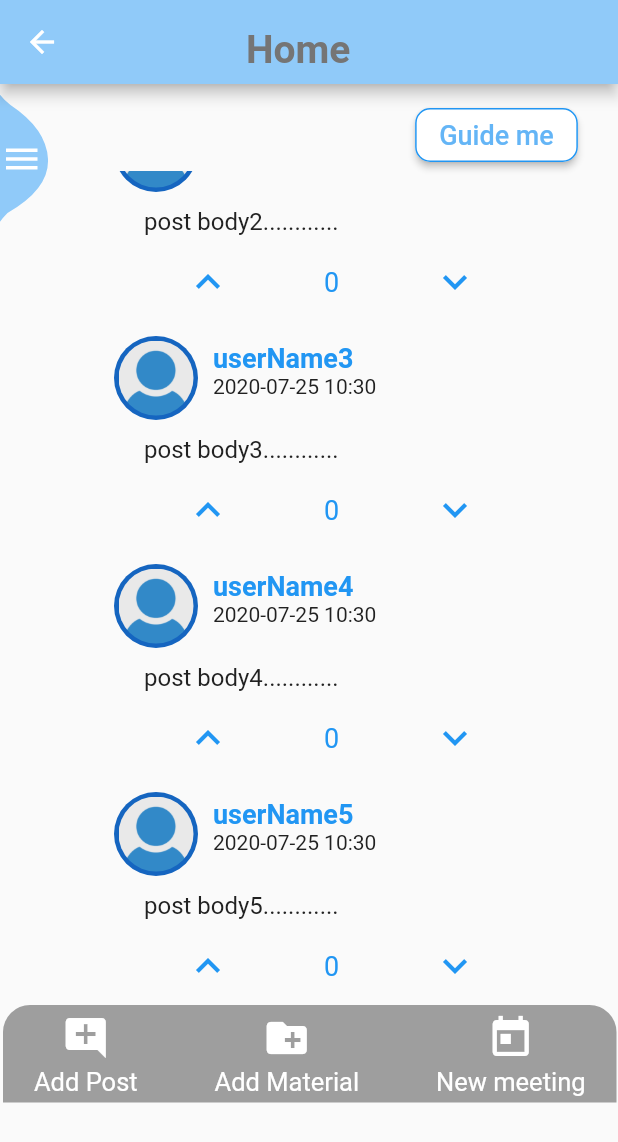
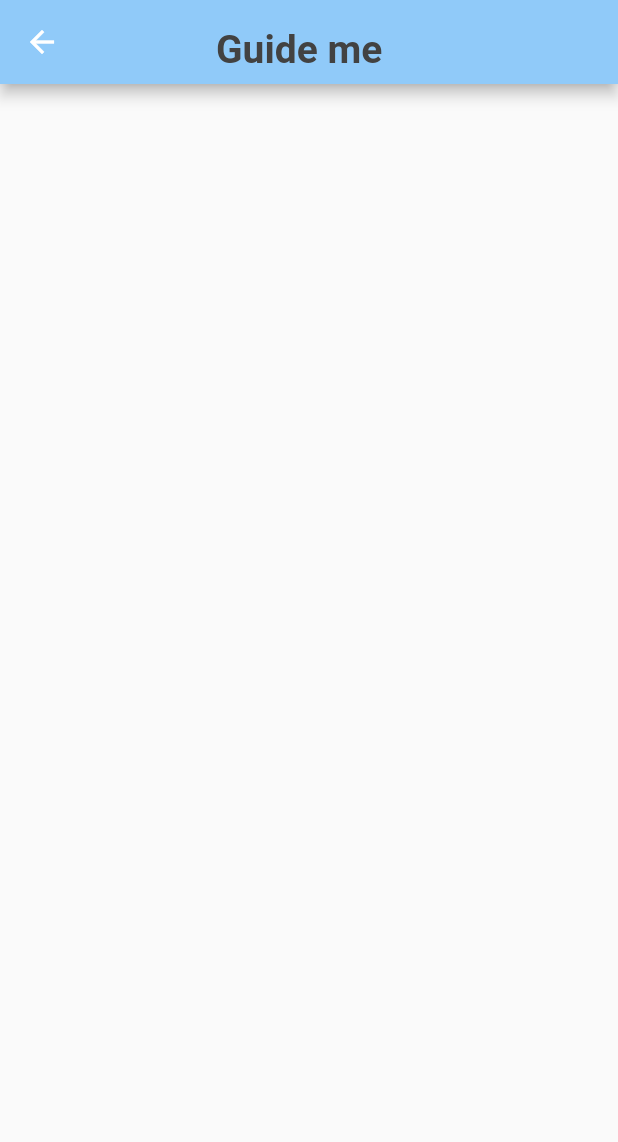
Before and after one commit to MohamedAdel0-0/grad_project, a Flutter app: the home screen opened directly, scrolled down 204 dp, after a tap on "Guide me", on a phone screen of 412 x 824 dp. Shown: the top 1142 px of the screen. Run offline on Flutter 3.47's test engine with Material 2 defaults, Android fonts, the light colour scheme and no system bars; our stand-ins replace page_transition, rxdart, simple_animations.

Commit message:
front & back end

```diff
--- /dev/null
+++ b/lib/screens/guide_me.dart
@@ -0,0 +1,42 @@
+import 'package:flutter/material.dart';
+
+
+
+class guide_me extends StatefulWidget {
+
+  @override
+  _guide_meState createState() => _guide_meState();
+
+}
+
+class _guide_meState extends State<guide_me> {
+
+  var _items = [' ','CS                                        ','IS                                        ',
+    'MG                                        ','SE                                        ',] ;
+  var _selected = ' ';
+
+  @override
+  Widget build(BuildContext context) {
+    return Scaffold(
+      appBar: AppBar(
+        backgroundColor: Colors.blue[200],
+        title: Container(
+          padding: EdgeInsets.only(left: 72,top: 10),
+          child: Text('Guide me',style: TextStyle(
+              color: Colors.grey[800],
+              fontSize: 26,
+              fontWeight: FontWeight.bold
+          ),),
+        ),
+
+      ),
+      body: Column(
+        crossAxisAlignment: CrossAxisAlignment.center,
+        children: <Widget>[
+
+
+        ],
+      ),
+    );
+  }
+}
--- a/lib/screens/home.dart
+++ b/lib/screens/home.dart
@@ -4,6 +4,7 @@ import 'package:flutter/material.dart';
 import 'package:flutter/painting.dart';
 import 'package:grad_project/screens/addmaterial.dart';
 import 'package:grad_project/screens/addpost.dart';
+import 'package:grad_project/screens/guide_me.dart';
 import 'package:grad_project/screens/newmeeting.dart';
 import 'slide_bar.dart';
 import 'postForm.dart';
@@ -72,7 +73,9 @@ class home extends StatelessWidget {
                                 color: Colors.blue,)
                           ),
                           onPressed: () {
-
+                            Navigator.push(context, MaterialPageRoute(builder: (context){
+                              return guide_me();
+                            }));
                           },
                         ),
                       ),
@@ -83,11 +86,11 @@ class home extends StatelessWidget {
                         child: ListView(
                           children: <Widget>[
 
-                            post("userName", null, "post body............"),
-                            post("userName2", null, "post body2............"),
-                            post("userName3", null, "post body3............"),
-                            post("userName4", null, "post body4............"),
-                            post("userName5", null, "post body5............"),
+                            post("userName", null, "post body............",2),
+                            post("userName2", null, "post body2............",3),
+                            post("userName3", null, "post body3............",4),
+                            post("userName4", null, "post body4............",1),
+                            post("userName5", null, "post body5............",2),
                             ],
                         ),
                        ),
--- a/lib/screens/postForm.dart
+++ b/lib/screens/postForm.dart
@@ -11,12 +11,13 @@ class post extends StatelessWidget {
   final String userName ;
   final File userImg ;
   final String title ;
+  int v ;
   var date = new DateTime.now();
   final DateFormat dateFormat = DateFormat('yyyy-MM-dd HH:mm');
-   int vote = 0;
+   int vote ;
 
 
-  post(this.userName, this.userImg, this.title);
+  post(this.userName, this.userImg, this.title,this.vote);
 
 int inc (int n){
   return n++ ;
@@ -80,6 +81,7 @@ int inc (int n){
             ],
           ),
           Container(
+
             margin: EdgeInsets.only(top: 10,left: 30,bottom: 15),
 
             child: Text(title,style: TextStyle(
@@ -102,7 +104,7 @@ class voting extends StatefulWidget {
 
 class _posttState extends State<voting> {
 
-   int vote = 0;
+   int vote ;
 
   @override
   Widget build(BuildContext context) {
--- a/lib/screens/registration.dart
+++ b/lib/screens/registration.dart
@@ -1,5 +1,7 @@
 import 'package:flutter/cupertino.dart';
 import 'package:flutter/material.dart';
+
+import 'interests.dart';
 
 
 
@@ -131,7 +133,8 @@ class _LoginPageState extends State<LoginPage>{
         ),
       ),
       onTap: (){
-        RESTClient.getAllTopics();
+
+        //RESTClient.getAllTopics();
 
         Navigator.of(context).pop(false);
         Navigator.push(context, MaterialPageRoute(builder: (context){
--- a/lib/screens/slide_bar.dart
+++ b/lib/screens/slide_bar.dart
@@ -136,16 +136,18 @@ class _slidebarState extends State<slide_bar> with SingleTickerProviderStateMixi
                         endIndent: 32,
                       ),
 
+
                       MenuItem(
-                        icon: Icons.group,
-                        title: "My Groups",
+                        icon: Icons.assignment,
+                        title: "My Material",
                         onTap: () {
 
                         },
                       ),
+
                       MenuItem(
-                        icon: Icons.assignment,
-                        title: "My Material",
+                        icon: Icons.local_library,
+                        title: "My Meetings",
                         onTap: () {
 
                         },
@@ -166,13 +168,7 @@ class _slidebarState extends State<slide_bar> with SingleTickerProviderStateMixi
 
                         },
                       ),
-                      MenuItem(
-                        icon: Icons.local_library,
-                        title: "My Meetings",
-                        onTap: () {
 
-                        },
-                      ),
                       Divider(
                         height: 64,
                         thickness: 0.7,
@@ -180,7 +176,9 @@ class _slidebarState extends State<slide_bar> with SingleTickerProviderStateMixi
                         indent: 32,
                         endIndent: 32,
                       ),
-
+                      SizedBox(
+                        height: 15,
+                      ),
                       MenuItem(
                         icon: Icons.exit_to_app,
                         title: "Logout",
```
Also changed, not shown: lib/screens/log_in.dart (+27 -1 lines), pubspec.lock.
